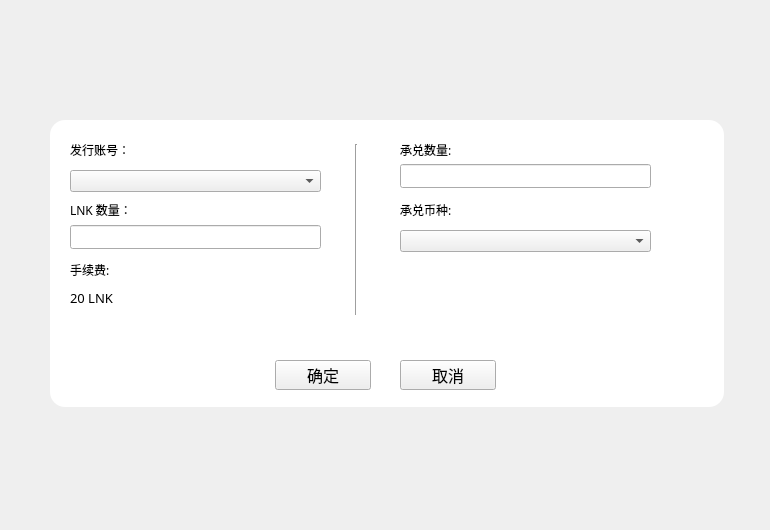
Before: the Qt Designer form LNKWallet/poundage/PublishPoundageWidget.ui in HcashOrg/hx-indicator, drawn with Qt 5.
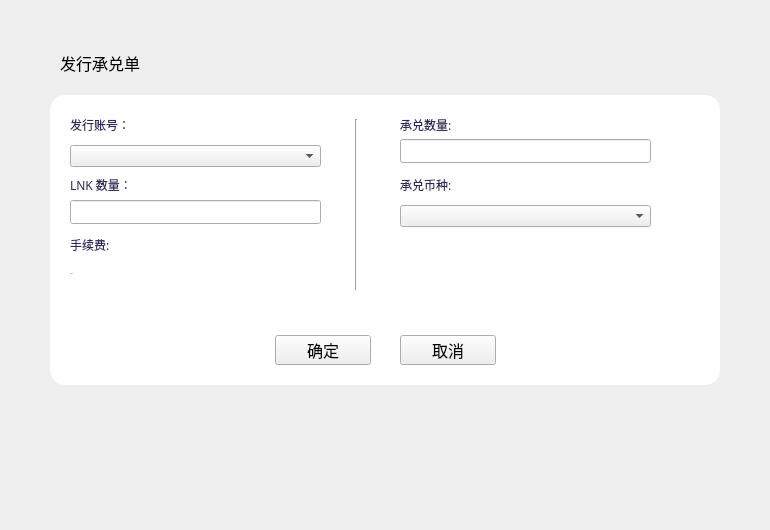
After: the same form once the commit is applied.

Patch:
```diff
--- a/LNKWallet/poundage/PublishPoundageWidget.ui
+++ b/LNKWallet/poundage/PublishPoundageWidget.ui
@@ -18,53 +18,24 @@
   <property name="windowTitle">
    <string>Form</string>
   </property>
-  <widget class="QToolButton" name="okBtn">
+  <widget class="QWidget" name="widget" native="true">
    <property name="geometry">
     <rect>
-     <x>275</x>
-     <y>360</y>
-     <width>96</width>
-     <height>30</height>
+     <x>50</x>
+     <y>95</y>
+     <width>670</width>
+     <height>290</height>
     </rect>
    </property>
-   <property name="font">
-    <font>
-     <pointsize>12</pointsize>
-    </font>
+   <property name="styleSheet">
+    <string notr="true">QLabel{font: 11px &quot;微软雅黑&quot;;color:rgb(52,37,90);}
+#widget{background-color: rgb(255, 255, 255);border-radius:15px;}</string>
    </property>
-   <property name="cursor">
-    <cursorShape>PointingHandCursor</cursorShape>
-   </property>
-   <property name="text">
-    <string>确定</string>
-   </property>
-  </widget>
-  <widget class="QToolButton" name="cancelBtn">
-   <property name="geometry">
-    <rect>
-     <x>400</x>
-     <y>360</y>
-     <width>96</width>
-     <height>30</height>
-    </rect>
-   </property>
-   <property name="font">
-    <font>
-     <pointsize>12</pointsize>
-    </font>
-   </property>
-   <property name="cursor">
-    <cursorShape>PointingHandCursor</cursorShape>
-   </property>
-   <property name="text">
-    <string>取消</string>
-   </property>
-  </widget>
   <widget class="QLabel" name="label">
    <property name="geometry">
     <rect>
-     <x>70</x>
-     <y>135</y>
+      <x>20</x>
+      <y>15</y>
      <width>200</width>
      <height>30</height>
     </rect>
@@ -73,21 +44,67 @@
     <string>发行账号：</string>
    </property>
   </widget>
-  <widget class="QComboBox" name="comboBox_accounts">
+   <widget class="QLabel" name="label_4">
    <property name="geometry">
     <rect>
-     <x>70</x>
+      <x>350</x>
+      <y>75</y>
+      <width>200</width>
+      <height>30</height>
+     </rect>
+    </property>
+    <property name="text">
+     <string>承兑币种:</string>
+    </property>
+   </widget>
+   <widget class="QToolButton" name="cancelBtn">
+    <property name="geometry">
+     <rect>
+      <x>350</x>
+      <y>240</y>
+      <width>96</width>
+      <height>30</height>
+     </rect>
+    </property>
+    <property name="font">
+     <font>
+      <pointsize>12</pointsize>
+     </font>
+    </property>
+    <property name="cursor">
+     <cursorShape>PointingHandCursor</cursorShape>
+    </property>
+    <property name="text">
+     <string>取消</string>
+    </property>
+   </widget>
+   <widget class="QLabel" name="label_fee">
+    <property name="geometry">
+     <rect>
+      <x>20</x>
      <y>170</y>
      <width>251</width>
-     <height>22</height>
-    </rect>
-   </property>
+      <height>16</height>
+     </rect>
+    </property>
+    <property name="font">
+     <font>
+      <family>微软雅黑</family>
+      <pointsize>-1</pointsize>
+      <weight>50</weight>
+      <italic>false</italic>
+      <bold>false</bold>
+     </font>
+    </property>
+    <property name="text">
+     <string>20 LNK</string>
+    </property>
   </widget>
   <widget class="QLabel" name="label_3">
    <property name="geometry">
     <rect>
-     <x>70</x>
-     <y>195</y>
+      <x>20</x>
+      <y>75</y>
      <width>200</width>
      <height>30</height>
     </rect>
@@ -96,37 +113,32 @@
     <string>LNK 数量：</string>
    </property>
   </widget>
-  <widget class="QLabel" name="label_2">
+   <widget class="QToolButton" name="okBtn">
    <property name="geometry">
     <rect>
-     <x>400</x>
-     <y>135</y>
-     <width>200</width>
+      <x>225</x>
+      <y>240</y>
+      <width>96</width>
      <height>30</height>
     </rect>
    </property>
-   <property name="text">
-    <string>承兑数量:</string>
-   </property>
-  </widget>
-  <widget class="QLabel" name="label_4">
-   <property name="geometry">
-    <rect>
-     <x>400</x>
-     <y>195</y>
-     <width>200</width>
-     <height>30</height>
-    </rect>
+    <property name="font">
+     <font>
+      <pointsize>12</pointsize>
+     </font>
+    </property>
+    <property name="cursor">
+     <cursorShape>PointingHandCursor</cursorShape>
    </property>
    <property name="text">
-    <string>承兑币种:</string>
+     <string>确定</string>
    </property>
   </widget>
   <widget class="QComboBox" name="comboBox_targetType">
    <property name="geometry">
     <rect>
-     <x>400</x>
-     <y>230</y>
+      <x>350</x>
+      <y>110</y>
      <width>251</width>
      <height>22</height>
     </rect>
@@ -135,8 +147,8 @@
   <widget class="QLabel" name="label_5">
    <property name="geometry">
     <rect>
-     <x>70</x>
-     <y>255</y>
+      <x>20</x>
+      <y>135</y>
      <width>200</width>
      <height>30</height>
     </rect>
@@ -145,40 +157,34 @@
     <string>手续费:</string>
    </property>
   </widget>
-  <widget class="QLabel" name="label_fee">
-   <property name="geometry">
-    <rect>
-     <x>70</x>
-     <y>290</y>
-     <width>251</width>
-     <height>16</height>
-    </rect>
-   </property>
-   <property name="font">
-    <font>
-     <family>微软雅黑</family>
-     <pointsize>10</pointsize>
-    </font>
-   </property>
-   <property name="text">
-    <string>20 LNK</string>
-   </property>
-  </widget>
   <widget class="QLineEdit" name="lineEdit_source">
    <property name="geometry">
     <rect>
-     <x>70</x>
-     <y>225</y>
+      <x>20</x>
+      <y>105</y>
      <width>251</width>
      <height>24</height>
     </rect>
    </property>
   </widget>
+   <widget class="QLabel" name="label_2">
+    <property name="geometry">
+     <rect>
+      <x>350</x>
+      <y>15</y>
+      <width>200</width>
+      <height>30</height>
+     </rect>
+    </property>
+    <property name="text">
+     <string>承兑数量:</string>
+    </property>
+   </widget>
   <widget class="QLineEdit" name="lineEdit_target">
    <property name="geometry">
     <rect>
-     <x>400</x>
-     <y>164</y>
+      <x>350</x>
+      <y>44</y>
      <width>251</width>
      <height>24</height>
     </rect>
@@ -187,8 +193,8 @@
   <widget class="Line" name="line_6">
    <property name="geometry">
     <rect>
-     <x>346</x>
-     <y>144</y>
+      <x>296</x>
+      <y>24</y>
      <width>20</width>
      <height>171</height>
     </rect>
@@ -197,21 +203,40 @@
     <enum>Qt::Vertical</enum>
    </property>
   </widget>
-  <widget class="QLabel" name="label_back">
+   <widget class="QComboBox" name="comboBox_accounts">
    <property name="geometry">
     <rect>
-     <x>50</x>
-     <y>120</y>
-     <width>674</width>
-     <height>287</height>
-    </rect>
+      <x>20</x>
+      <y>50</y>
+      <width>251</width>
+      <height>22</height>
+     </rect>
+    </property>
+   </widget>
+  </widget>
+  <widget class="QLabel" name="title_label">
+   <property name="geometry">
+    <rect>
+     <x>60</x>
+     <y>50</y>
+     <width>200</width>
+     <height>26</height>
+    </rect>
+   </property>
+   <property name="font">
+    <font>
+     <family>微软雅黑</family>
+     <pointsize>12</pointsize>
+     <weight>50</weight>
+     <italic>false</italic>
+     <bold>false</bold>
+    </font>
    </property>
    <property name="styleSheet">
-    <string notr="true">background-color: rgb(255, 255, 255);
-border-radius:15px;</string>
+    <string notr="true"/>
    </property>
    <property name="text">
-    <string/>
+    <string>发行承兑单</string>
    </property>
   </widget>
   <zorder>label_back</zorder>
```
Left out of the diff: 14 changed lines with no effect on the pictures. Lines whose indentation alone changed are shown as unchanged.
